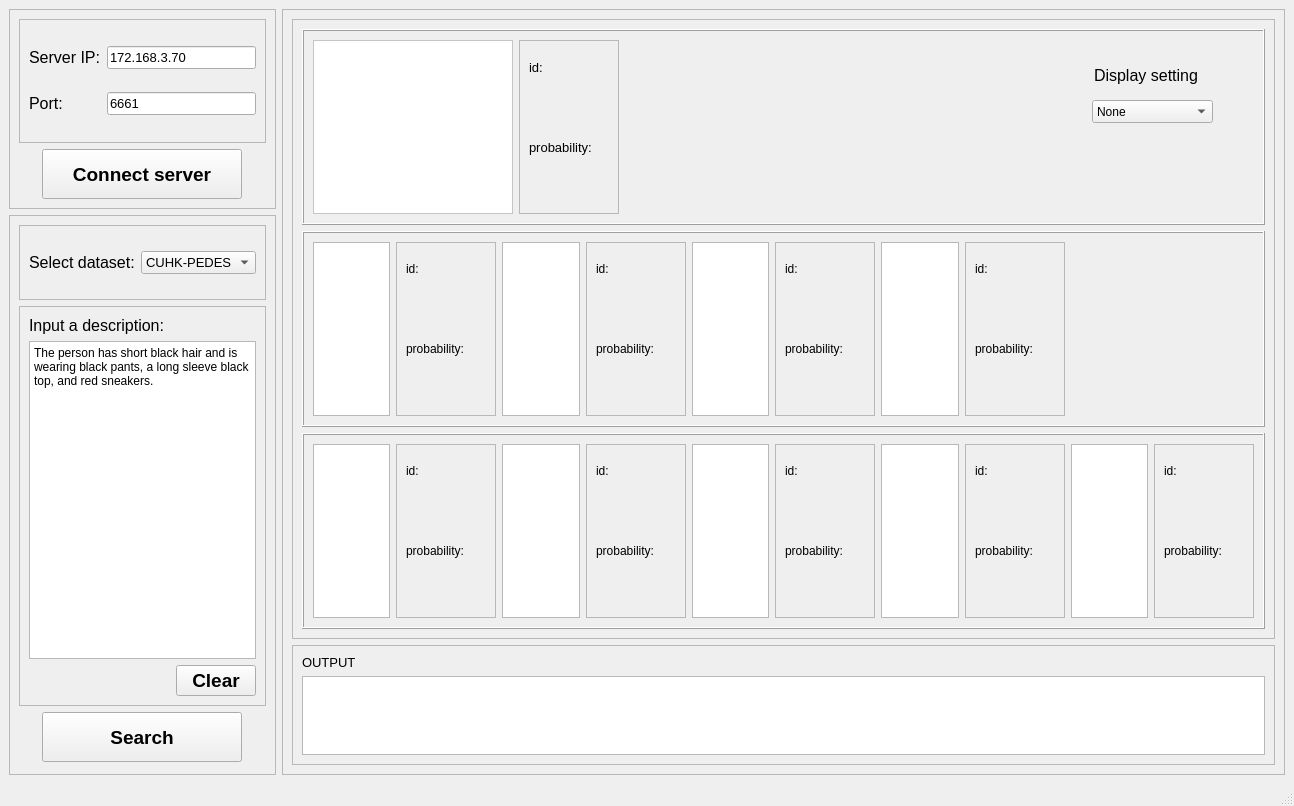
Qt form tbps_ui/ui_designer/tbps.ui (lugengyou/pyqt_ui) before a commit.
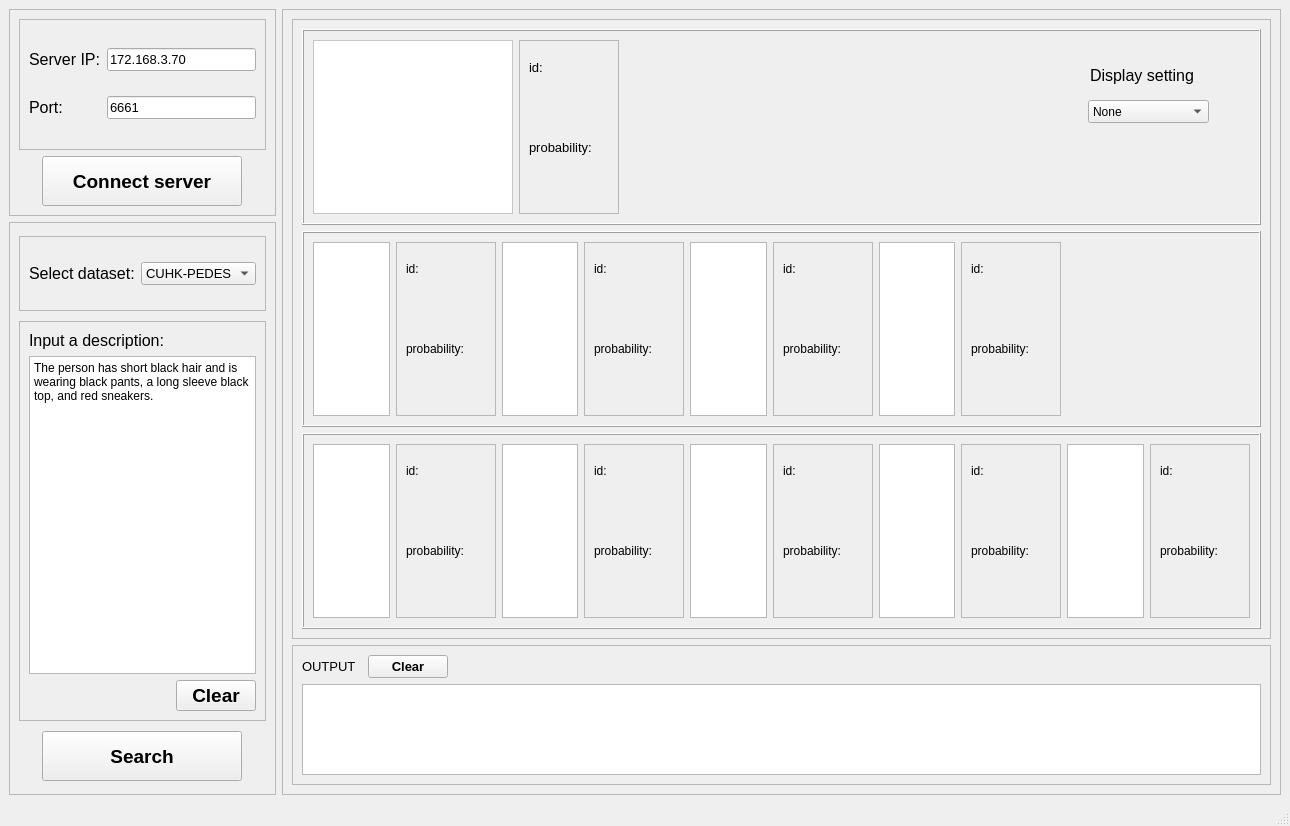
The same form after that commit.

The edit to the form file:
```diff
--- a/tbps_ui/ui_designer/tbps.ui
+++ b/tbps_ui/ui_designer/tbps.ui
@@ -6,8 +6,8 @@
    <rect>
     <x>0</x>
     <y>0</y>
-    <width>1294</width>
-    <height>806</height>
+    <width>1290</width>
+    <height>826</height>
    </rect>
   </property>
   <property name="windowTitle">
@@ -1076,15 +1076,75 @@
          </property>
          <layout class="QVBoxLayout" name="verticalLayout_4">
           <item>
-           <widget class="QLabel" name="label_output">
-            <property name="font">
-             <font>
-              <pointsize>10</pointsize>
-             </font>
+           <widget class="QFrame" name="frame_5">
+            <property name="frameShape">
+             <enum>QFrame::NoFrame</enum>
             </property>
-            <property name="text">
-             <string>OUTPUT</string>
+            <property name="frameShadow">
+             <enum>QFrame::Raised</enum>
             </property>
+            <layout class="QHBoxLayout" name="horizontalLayout_5">
+             <property name="leftMargin">
+              <number>0</number>
+             </property>
+             <property name="topMargin">
+              <number>0</number>
+             </property>
+             <property name="rightMargin">
+              <number>0</number>
+             </property>
+             <property name="bottomMargin">
+              <number>0</number>
+             </property>
+             <item>
+              <widget class="QLabel" name="label_output">
+               <property name="maximumSize">
+                <size>
+                 <width>60</width>
+                 <height>16777215</height>
+                </size>
+               </property>
+               <property name="font">
+                <font>
+                 <pointsize>10</pointsize>
+                </font>
+               </property>
+               <property name="text">
+                <string>OUTPUT</string>
+               </property>
+              </widget>
+             </item>
+             <item>
+              <widget class="QPushButton" name="pushButton">
+               <property name="maximumSize">
+                <size>
+                 <width>80</width>
+                 <height>16777215</height>
+                </size>
+               </property>
+               <property name="font">
+                <font>
+                 <pointsize>10</pointsize>
+                 <weight>75</weight>
+                 <bold>true</bold>
+                </font>
+               </property>
+               <property name="text">
+                <string>Clear</string>
+               </property>
+              </widget>
+             </item>
+             <item>
+              <widget class="QFrame" name="frame_7">
+               <property name="frameShape">
+                <enum>QFrame::NoFrame</enum>
+               </property>
+               <property name="frameShadow">
+                <enum>QFrame::Raised</enum>
+               </property>
+              </widget>
+             </item>
+            </layout>
            </widget>
           </item>
           <item>
```
Left out of the diff: 32 changed lines with no effect on the pictures.
